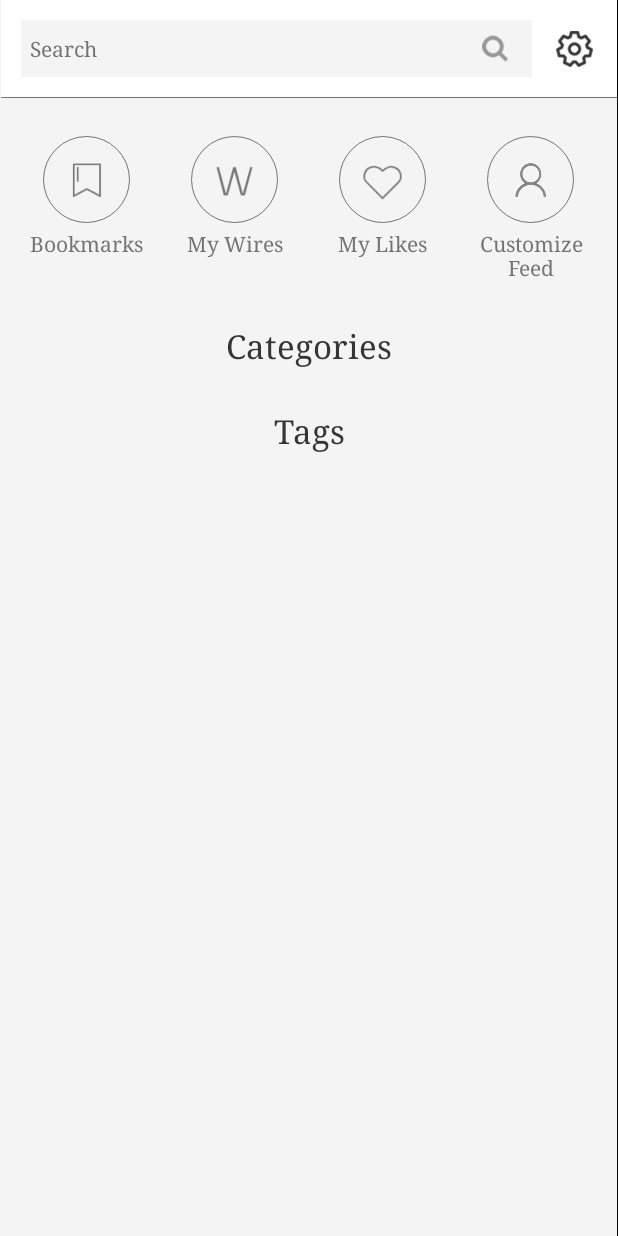
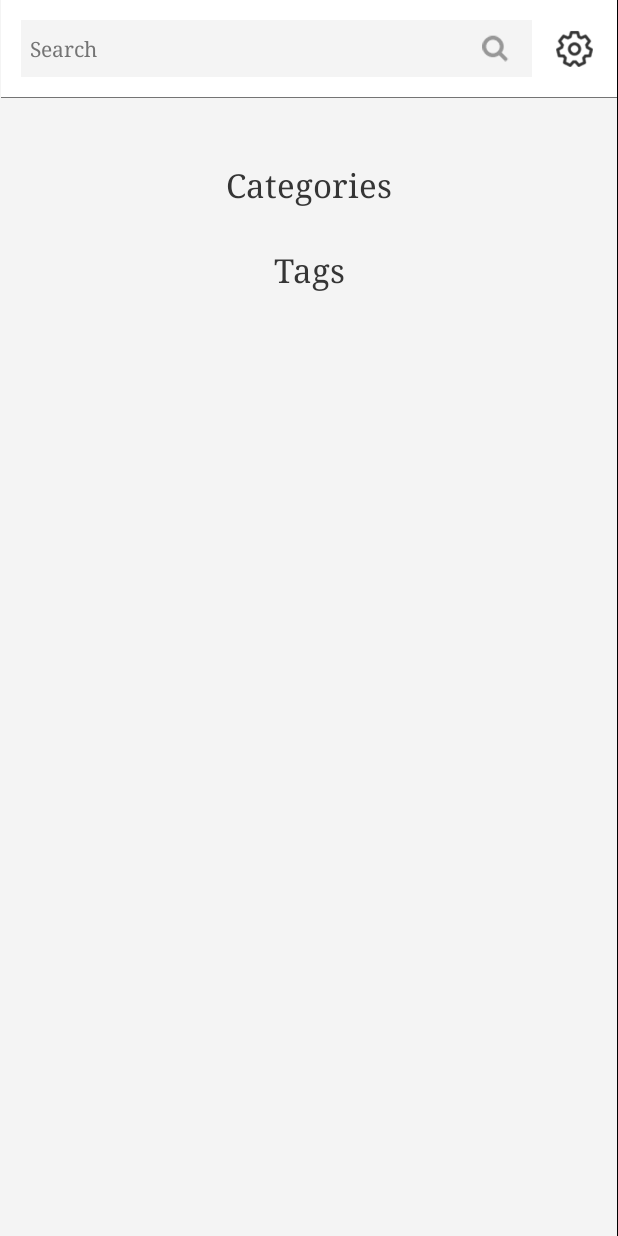
Before and after one commit to Deep1210/memeplanet, an Android app: the layout category_page_layout.xml on its own in the app's theme, with its tools: preview values and no code run, on a phone screen of 412 x 824 dp. Run offline under Robolectric (Android 15) with nearby library versions, the light colour scheme and no system bars.

Commit message:
remove extra buttons

```diff
--- a/app/src/main/java/in/incourt/incourtnews/layouts/CategoryPageLayout.java
+++ b/app/src/main/java/in/incourt/incourtnews/layouts/CategoryPageLayout.java
@@ -58,19 +58,19 @@ public class CategoryPageLayout implements View.OnClickListener, CategoryButtonH
 
         itemView.findViewById(R.id.img_setting).setOnClickListener(this);
 
-        itemView.findViewById(R.id.searchtext1).setOnClickListener(this);
-
-        itemView.findViewById(R.id.bookmarkbtn).setOnClickListener(this);
-        itemView.findViewById(R.id.bookmarkbtn).setActivated(PostListTypeHelper.getBookmarkStatus());
-
-        itemView.findViewById(R.id.mylikesbtn).setOnClickListener(this);
-        itemView.findViewById(R.id.mylikesbtn).setActivated(PostListTypeHelper.getLikeStatus());
-
-        itemView.findViewById(R.id.mywiresbtn).setOnClickListener(this);
-        itemView.findViewById(R.id.mywiresbtn).setActivated(PostListTypeHelper.getWiredStatus());
-
-
-        itemView.findViewById(R.id.customizefeedbtn).setOnClickListener(this);
+//        itemView.findViewById(R.id.searchtext1).setOnClickListener(this);
+//
+//        itemView.findViewById(R.id.bookmarkbtn).setOnClickListener(this);
+//        itemView.findViewById(R.id.bookmarkbtn).setActivated(PostListTypeHelper.getBookmarkStatus());
+//
+//        itemView.findViewById(R.id.mylikesbtn).setOnClickListener(this);
+//        itemView.findViewById(R.id.mylikesbtn).setActivated(PostListTypeHelper.getLikeStatus());
+//
+//        itemView.findViewById(R.id.mywiresbtn).setOnClickListener(this);
+//        itemView.findViewById(R.id.mywiresbtn).setActivated(PostListTypeHelper.getWiredStatus());
+//
+//
+//        itemView.findViewById(R.id.customizefeedbtn).setOnClickListener(this);
 
     }
 
@@ -91,27 +91,27 @@ public class CategoryPageLayout implements View.OnClickListener, CategoryButtonH
              * Search Bar Click
              */
 
-            case in.incourt.incourtnews.R.id.searchtext1:
-                openSearchActivity();
-                break;
-
-            case R.id.bookmarkbtn:
-                changeListType(PostListTypeHelper.MY_BOOKMARKS, view);
-                break;
-
-            case R.id.mylikesbtn:
-                changeListType(PostListTypeHelper.MY_LIKES, view);
-                break;
-
-            case R.id.mywiresbtn:
-                changeListType(PostListTypeHelper.MY_WIRES, view);
-                break;
-
-
-            case R.id.customizefeedbtn:
-                Intent intent1 = new Intent(incourtLauncherActivity, CustomizeFeedActivity.class);
-                incourtLauncherActivity.startActivity(intent1);
-                break;
+//            case in.incourt.incourtnews.R.id.searchtext1:
+//                openSearchActivity();
+//                break;
+//
+//            case R.id.bookmarkbtn:
+//                changeListType(PostListTypeHelper.MY_BOOKMARKS, view);
+//                break;
+//
+//            case R.id.mylikesbtn:
+//                changeListType(PostListTypeHelper.MY_LIKES, view);
+//                break;
+//
+//            case R.id.mywiresbtn:
+//                changeListType(PostListTypeHelper.MY_WIRES, view);
+//                break;
+//
+//
+//            case R.id.customizefeedbtn:
+//                Intent intent1 = new Intent(incourtLauncherActivity, CustomizeFeedActivity.class);
+//                incourtLauncherActivity.startActivity(intent1);
+//                break;
 
         }
     }
@@ -127,10 +127,10 @@ public class CategoryPageLayout implements View.OnClickListener, CategoryButtonH
     @Override
     public void setActivatedButtonForFalse(@Nullable View view, boolean flag) {
 
-        itemView.findViewById(R.id.bookmarkbtn).setActivated(false);
-        itemView.findViewById(R.id.mylikesbtn).setActivated(false);
-        itemView.findViewById(R.id.mywiresbtn).setActivated(false);
-        itemView.findViewById(R.id.customizefeedbtn).setActivated(false);
+//        itemView.findViewById(R.id.bookmarkbtn).setActivated(false);
+//        itemView.findViewById(R.id.mylikesbtn).setActivated(false);
+//        itemView.findViewById(R.id.mywiresbtn).setActivated(false);
+//        itemView.findViewById(R.id.customizefeedbtn).setActivated(false);
 
         CategoryButtonHelper.changeStateToDeActive((LinearLayout) itemView.findViewById(R.id.category_buttons_main_fragments));
         CategoryButtonHelper.changeStateToDeActive((LinearLayout) itemView.findViewById(R.id.topic_buttons_main_fragments));
--- a/app/src/main/res/layout/category_page_layout.xml
+++ b/app/src/main/res/layout/category_page_layout.xml
@@ -100,162 +100,162 @@
                     android:paddingTop="25dp">
 
 
-                    <LinearLayout
-                        android:layout_width="match_parent"
-                        android:layout_height="wrap_content"
-                        android:paddingRight="8dp"
-                        android:paddingLeft="8dp"
-                        android:layout_marginBottom="10dp"
-                        android:orientation="horizontal">
+<!--                    <LinearLayout-->
+<!--                        android:layout_width="match_parent"-->
+<!--                        android:layout_height="wrap_content"-->
+<!--                        android:paddingRight="8dp"-->
+<!--                        android:paddingLeft="8dp"-->
+<!--                        android:layout_marginBottom="10dp"-->
+<!--                        android:orientation="horizontal">-->
 
-                        <RelativeLayout
-                            android:layout_width="0dp"
-                            android:layout_height="wrap_content"
-                            android:layout_weight="1">
+<!--                        <RelativeLayout-->
+<!--                            android:layout_width="0dp"-->
+<!--                            android:layout_height="wrap_content"-->
+<!--                            android:layout_weight="1">-->
 
-                            <LinearLayout
-                                android:id="@+id/bookmarkbtn"
-                                android:layout_width="wrap_content"
-                                android:layout_height="wrap_content"
-                                android:layout_centerInParent="true"
-                                android:orientation="vertical"
-                                tools:ignore="UseCompoundDrawables">
+<!--                            <LinearLayout-->
+<!--                                android:id="@+id/bookmarkbtn"-->
+<!--                                android:layout_width="wrap_content"-->
+<!--                                android:layout_height="wrap_content"-->
+<!--                                android:layout_centerInParent="true"-->
+<!--                                android:orientation="vertical"-->
+<!--                                tools:ignore="UseCompoundDrawables">-->
 
-                                <ImageView
-                                    android:id="@+id/bookmarkimg"
-                                    android:layout_width="58dp"
-                                    android:layout_height="wrap_content"
-                                    android:layout_gravity="center"
-                                    android:adjustViewBounds="true"
-                                    android:background="@drawable/border_navigation_buttons"
-                                    android:padding="12dp"
-                                    android:src="@drawable/ic_bookmar_c" />
+<!--                                <ImageView-->
+<!--                                    android:id="@+id/bookmarkimg"-->
+<!--                                    android:layout_width="58dp"-->
+<!--                                    android:layout_height="wrap_content"-->
+<!--                                    android:layout_gravity="center"-->
+<!--                                    android:adjustViewBounds="true"-->
+<!--                                    android:background="@drawable/border_navigation_buttons"-->
+<!--                                    android:padding="12dp"-->
+<!--                                    android:src="@drawable/ic_bookmar_c" />-->
 
-                                <TextView
-                                    android:id="@+id/bookmarktitle"
-                                    android:layout_width="wrap_content"
-                                    android:layout_height="wrap_content"
-                                    android:layout_marginTop="4dp"
-                                    android:textColor="?attr/day_gray_text"
-                                    android:text="@string/bookmarks" />
+<!--                                <TextView-->
+<!--                                    android:id="@+id/bookmarktitle"-->
+<!--                                    android:layout_width="wrap_content"-->
+<!--                                    android:layout_height="wrap_content"-->
+<!--                                    android:layout_marginTop="4dp"-->
+<!--                                    android:textColor="?attr/day_gray_text"-->
+<!--                                    android:text="@string/bookmarks" />-->
 
 
-                            </LinearLayout>
+<!--                            </LinearLayout>-->
 
 
-                        </RelativeLayout>
+<!--                        </RelativeLayout>-->
 
-                        <RelativeLayout
-                            android:layout_width="0dp"
-                            android:layout_height="wrap_content"
-                            android:layout_weight="1">
+<!--                        <RelativeLayout-->
+<!--                            android:layout_width="0dp"-->
+<!--                            android:layout_height="wrap_content"-->
+<!--                            android:layout_weight="1">-->
 
-                            <LinearLayout
-                                android:id="@+id/mywiresbtn"
-                                android:layout_width="wrap_content"
-                                android:layout_height="wrap_content"
-                                android:layout_centerInParent="true"
-                                android:orientation="vertical">
+<!--                            <LinearLayout-->
+<!--                                android:id="@+id/mywiresbtn"-->
+<!--                                android:layout_width="wrap_content"-->
+<!--                                android:layout_height="wrap_content"-->
+<!--                                android:layout_centerInParent="true"-->
+<!--                                android:orientation="vertical">-->
 
-                                <ImageView
-                                    android:id="@+id/wireimg"
-                                    android:layout_width="58dp"
-                                    android:layout_height="wrap_content"
-                                    android:layout_gravity="center"
-                                    android:adjustViewBounds="true"
-                                    android:background="@drawable/border_navigation_buttons"
-                                    android:padding="12dp"
-                                    android:src="?attr/W_C_Image" />
+<!--                                <ImageView-->
+<!--                                    android:id="@+id/wireimg"-->
+<!--                                    android:layout_width="58dp"-->
+<!--                                    android:layout_height="wrap_content"-->
+<!--                                    android:layout_gravity="center"-->
+<!--                                    android:adjustViewBounds="true"-->
+<!--                                    android:background="@drawable/border_navigation_buttons"-->
+<!--                                    android:padding="12dp"-->
+<!--                                    android:src="?attr/W_C_Image" />-->
 
-                                <TextView
-                                    android:id="@+id/wiretitle"
-                                    android:layout_width="wrap_content"
-                                    android:layout_height="wrap_content"
-                                    android:layout_marginTop="4dp"
-                                    android:textColor="?attr/day_gray_text"
-                                    android:text="@string/mywires" />
+<!--                                <TextView-->
+<!--                                    android:id="@+id/wiretitle"-->
+<!--                                    android:layout_width="wrap_content"-->
+<!--                                    android:layout_height="wrap_content"-->
+<!--                                    android:layout_marginTop="4dp"-->
+<!--                                    android:textColor="?attr/day_gray_text"-->
+<!--                                    android:text="@string/mywires" />-->
 
 
-                            </LinearLayout>
+<!--                            </LinearLayout>-->
 
 
-                        </RelativeLayout>
+<!--                        </RelativeLayout>-->
 
-                        <RelativeLayout
-                            android:layout_width="0dp"
-                            android:layout_height="wrap_content"
-                            android:layout_weight="1">
+<!--                        <RelativeLayout-->
+<!--                            android:layout_width="0dp"-->
+<!--                            android:layout_height="wrap_content"-->
+<!--                            android:layout_weight="1">-->
 
 
-                            <LinearLayout
-                                android:id="@+id/mylikesbtn"
-                                android:layout_width="wrap_content"
-                                android:layout_height="wrap_content"
-                                android:layout_centerInParent="true"
-                                android:orientation="vertical">
+<!--                            <LinearLayout-->
+<!--                                android:id="@+id/mylikesbtn"-->
+<!--                                android:layout_width="wrap_content"-->
+<!--                                android:layout_height="wrap_content"-->
+<!--                                android:layout_centerInParent="true"-->
+<!--                                android:orientation="vertical">-->
 
-                                <ImageView
-                                    android:id="@+id/likeimg"
-                                    android:layout_width="58dp"
-                                    android:layout_height="wrap_content"
-                                    android:layout_gravity="center"
-                                    android:adjustViewBounds="true"
-                                    android:background="@drawable/border_navigation_buttons"
-                                    android:padding="12dp"
-                                    android:src="@drawable/ic_heart" />
+<!--                                <ImageView-->
+<!--                                    android:id="@+id/likeimg"-->
+<!--                                    android:layout_width="58dp"-->
+<!--                                    android:layout_height="wrap_content"-->
+<!--                                    android:layout_gravity="center"-->
+<!--                                    android:adjustViewBounds="true"-->
+<!--                                    android:background="@drawable/border_navigation_buttons"-->
+<!--                                    android:padding="12dp"-->
+<!--                                    android:src="@drawable/ic_heart" />-->
 
-                                <TextView
-                                    android:id="@+id/liketitle"
-                                    android:layout_width="wrap_content"
-                                    android:layout_height="wrap_content"
-                                    android:layout_marginTop="4dp"
-                                    android:textColor="?attr/day_gray_text"
-                                    android:text="@string/mylikes" />
+<!--                                <TextView-->
+<!--                                    android:id="@+id/liketitle"-->
+<!--                                    android:layout_width="wrap_content"-->
+<!--                                    android:layout_height="wrap_content"-->
+<!--                                    android:layout_marginTop="4dp"-->
+<!--                                    android:textColor="?attr/day_gray_text"-->
+<!--                                    android:text="@string/mylikes" />-->
 
-                            </LinearLayout>
-                        </RelativeLayout>
+<!--                            </LinearLayout>-->
+<!--                        </RelativeLayout>-->
 
-                        <RelativeLayout
-                            android:layout_width="0dp"
-                            android:layout_height="wrap_content"
-                            android:layout_weight="1">
+<!--                        <RelativeLayout-->
+<!--                            android:layout_width="0dp"-->
+<!--                            android:layout_height="wrap_content"-->
+<!--                            android:layout_weight="1">-->
 
 
-                            <LinearLayout
+<!--                            <LinearLayout-->
 
-                                android:id="@+id/customizefeedbtn"
+<!--                                android:id="@+id/customizefeedbtn"-->
 
-                                android:layout_width="wrap_content"
-                                android:layout_height="wrap_content"
-                                android:layout_centerInParent="true"
-                                android:orientation="vertical">
+<!--                                android:layout_width="wrap_content"-->
+<!--                                android:layout_height="wrap_content"-->
+<!--                                android:layout_centerInParent="true"-->
+<!--                                android:orientation="vertical">-->
 
-                                <ImageView
+<!--                                <ImageView-->
 
-                                    android:id="@+id/customizefeedimg"
+<!--                                    android:id="@+id/customizefeedimg"-->
 
-                                    android:layout_width="58dp"
-                                    android:layout_height="wrap_content"
-                                    android:layout_gravity="center"
-                                    android:adjustViewBounds="true"
-                                    android:background="@drawable/border_navigation_buttons"
-                                    android:padding="12dp"
+<!--                                    android:layout_width="58dp"-->
+<!--                                    android:layout_height="wrap_content"-->
+<!--                                    android:layout_gravity="center"-->
+<!--                                    android:adjustViewBounds="true"-->
+<!--                                    android:background="@drawable/border_navigation_buttons"-->
+<!--                                    android:padding="12dp"-->
 
-                                    android:src="@drawable/ic_user3" />
+<!--                                    android:src="@drawable/ic_user3" />-->
 
-                                <TextView
-                                    android:id="@+id/customizefeedtitle"
-                                    android:layout_width="wrap_content"
-                                    android:layout_height="wrap_content"
-                                    android:layout_marginTop="4dp"
-                                    android:gravity="center"
-                                    android:textColor="?attr/day_gray_text"
-                                    android:text="Customize Feed" />
+<!--                                <TextView-->
+<!--                                    android:id="@+id/customizefeedtitle"-->
+<!--                                    android:layout_width="wrap_content"-->
+<!--                                    android:layout_height="wrap_content"-->
+<!--                                    android:layout_marginTop="4dp"-->
+<!--                                    android:gravity="center"-->
+<!--                                    android:textColor="?attr/day_gray_text"-->
+<!--                                    android:text="Customize Feed" />-->
 
 
-                            </LinearLayout>
-                        </RelativeLayout>
-                    </LinearLayout>
+<!--                            </LinearLayout>-->
+<!--                        </RelativeLayout>-->
+<!--                    </LinearLayout>-->
 
 
                     <TextView
```
